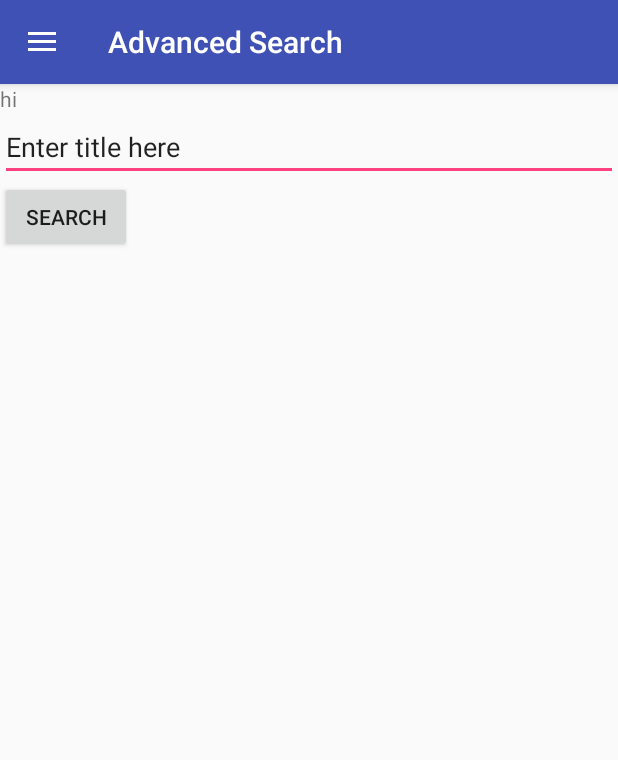
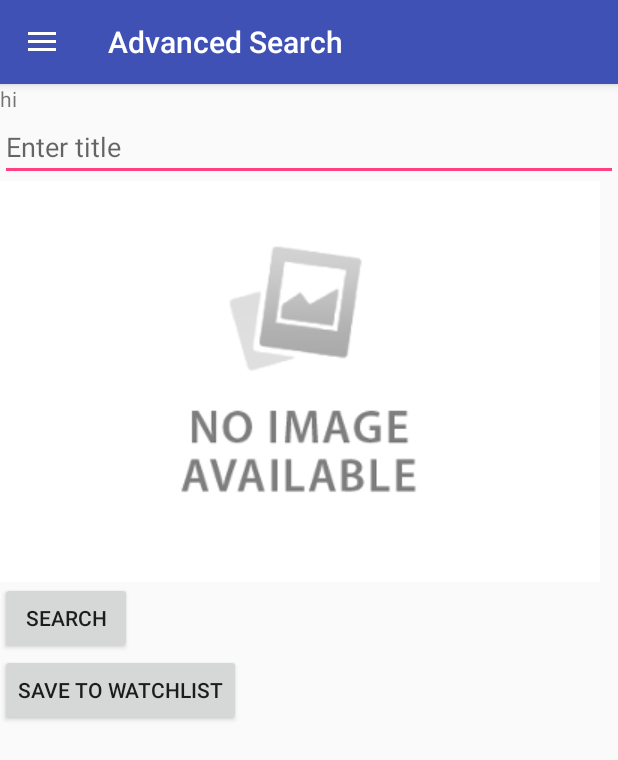
Before and after one commit to danielt105/MovieRecs, an Android app: the screen it shows after launch (MainActivity), on a phone screen of 412 x 824 dp. Shown: the top 760 px of the screen. Run offline under Robolectric (Android 15) with nearby library versions, the phone set to English and light mode, and no system bars; our stand-ins replace Picasso; libraries missing offline, so code that uses them is left out: retrofit2.adapter.rxjava, rx.android.schedulers, rx.schedulers; pictures from the network do not load; 3 statements that could not run were skipped.

Commit message:
Added sqlite db and started the watchlist

```diff
--- a/MovieRecs/app/build.gradle
+++ b/MovieRecs/app/build.gradle
@@ -32,10 +32,12 @@ dependencies {
     compile fileTree(dir: 'libs', include: ['*.jar'])
     testCompile 'junit:junit:4.12'
     compile 'com.android.support:appcompat-v7:23.4.0'
+    compile 'com.android.support:recyclerview-v7:23.3.0'
     compile 'com.android.support:design:23.4.0'
     compile 'com.squareup.retrofit2:retrofit:2.1.0'
     compile 'com.squareup.retrofit2:converter-gson:2.1.0'
     compile 'com.squareup.retrofit2:adapter-rxjava:2.0.2'
     compile 'io.reactivex:rxjava:1.1.6'
     compile 'io.reactivex:rxandroid:1.2.1'
+    compile 'com.squareup.picasso:picasso:2.5.2'
 }
--- /dev/null
+++ b/MovieRecs/app/src/main/java/dltoy/calpoly/edu/movierecs/Api/MovieProvider.java
@@ -0,0 +1,4 @@
+package dltoy.calpoly.edu.movierecs.Api;
+
+public class MovieProvider {
+}
--- a/MovieRecs/app/src/main/java/dltoy/calpoly/edu/movierecs/Fragments/AdvancedSearchFragment.java
+++ b/MovieRecs/app/src/main/java/dltoy/calpoly/edu/movierecs/Fragments/AdvancedSearchFragment.java
@@ -3,13 +3,17 @@ package dltoy.calpoly.edu.movierecs.Fragments;
 import android.os.Bundle;
 import android.support.annotation.Nullable;
 import android.support.v4.app.Fragment;
+import android.support.v4.content.res.ResourcesCompat;
 import android.util.Log;
 import android.view.LayoutInflater;
 import android.view.View;
 import android.view.ViewGroup;
 import android.widget.Button;
 import android.widget.EditText;
+import android.widget.ImageView;
 import android.widget.TextView;
+
+import com.squareup.picasso.Picasso;
 
 import dltoy.calpoly.edu.movierecs.Api.Models.Movie;
 import dltoy.calpoly.edu.movierecs.Api.Models.MovieList;
@@ -28,8 +32,13 @@ public class AdvancedSearchFragment extends Fragment{
     Button searchButton;
     private Observer<MovieList> movieSubscriber;
 
+    //temp stuff for testing
+    ImageView img;
+    Button saveButton;
+    Movie m;
+
     public AdvancedSearchFragment() {
-        movieSubscriber = new Subscriber<MovieList>() {
+        movieSubscriber = new Observer<MovieList>() {
             @Override
             public void onCompleted() {
 
@@ -42,7 +51,10 @@ public class AdvancedSearchFragment extends Fragment{
 
             @Override
             public void onNext(MovieList movies) {
-                saveData(movies.results.get(0).description, movies.results.get(0).title); //purely for testing
+                m = movies.results.get(0);
+                saveData(movies.results.get(0).getDescription(),
+                        movies.results.get(0).getTitle(),
+                        movies.results.get(0).getImagePath()); //purely for testing
             }
         };
     }
@@ -68,17 +80,32 @@ public class AdvancedSearchFragment extends Fragment{
             }
         });
 
+        img = (ImageView) getView().findViewById(R.id.temp_img); //temporary img
+        saveButton = (Button) getView().findViewById(R.id.save_watch);
+        saveButton.setOnClickListener(new View.OnClickListener() {
+            @Override
+            public void onClick(View v) {
+                MainActivity.db.addMovie(m);
+            }
+        });
+
         temp.setText("hi");
-        title.setText("Enter title here");
+        img.setImageDrawable(ResourcesCompat.getDrawable(
+                getResources(), R.drawable.no_image_placeholder, null));
     }
 
-    private void saveData(String data, String data2) {
+    private void saveData(String data, String data2, String data3) {
         temp.setText(data2);
         title.setText(data);
+        Picasso.with(getContext()).load(genURL(data3)).into(img);
+    }
+
+    private String genURL(String base) {
+        return "https://image.tmdb.org/t/p/" + "w300" + base;
     }
 
     private void sendRequest() {
-        MainActivity.apiService.searchByTitle(BuildConfig.apiKey, "Frozen")
+        MainActivity.apiService.searchByTitle(BuildConfig.apiKey, title.getText().toString())
                 .subscribeOn(Schedulers.newThread())
                 .observeOn(AndroidSchedulers.mainThread())
                 .subscribe(movieSubscriber);
--- a/MovieRecs/app/src/main/java/dltoy/calpoly/edu/movierecs/MainActivity.java
+++ b/MovieRecs/app/src/main/java/dltoy/calpoly/edu/movierecs/MainActivity.java
@@ -13,13 +13,16 @@ import android.view.MenuItem;
 
 import dltoy.calpoly.edu.movierecs.Api.MovieApi;
 import dltoy.calpoly.edu.movierecs.Api.MovieClient;
+import dltoy.calpoly.edu.movierecs.Database.DBHandler;
 import dltoy.calpoly.edu.movierecs.Fragments.AdvancedSearchFragment;
+import dltoy.calpoly.edu.movierecs.Fragments.WatchlistFragment;
 
 public class MainActivity extends AppCompatActivity implements NavigationView.OnNavigationItemSelectedListener {
 
     private NavigationView navView;
     private Toolbar toolbar;
     public static MovieApi apiService;
+    public static DBHandler db;
 
 //    private Fragment defaultFragment;
 
@@ -43,6 +46,7 @@ public class MainActivity extends AppCompatActivity implements NavigationView.On
 
         //set up api client
         apiService = MovieClient.getClient().create(MovieApi.class);
+        db = new DBHandler(this);
 
         //set default fragment and switch to it -- home screen
         switchToFragment(R.id.advSearch, R.string.adv_search, new AdvancedSearchFragment());
@@ -63,8 +67,10 @@ public class MainActivity extends AppCompatActivity implements NavigationView.On
             case R.id.home:
                 break;
             case R.id.advSearch:
+                switchToFragment(R.id.advSearch, R.string.adv_search, new AdvancedSearchFragment());
                 break;
             case R.id.watchlist:
+                switchToFragment(R.id.watchlist, R.string.watchlist, new WatchlistFragment());
                 break;
             default:
                 Log.e("Nav drawer selection", "gave id: " + id);
--- a/MovieRecs/app/src/main/res/layout/advanced_search.xml
+++ b/MovieRecs/app/src/main/res/layout/advanced_search.xml
@@ -3,6 +3,13 @@
     android:orientation="vertical"
     android:layout_width="match_parent"
     android:layout_height="match_parent">
+    <ScrollView
+        android:layout_width="match_parent"
+        android:layout_height="wrap_content">
+        <LinearLayout
+            android:layout_width="match_parent"
+            android:layout_height="match_parent"
+            android:orientation="vertical">
             <TextView
                 android:layout_width="match_parent"
                 android:layout_height="wrap_content"
@@ -10,12 +17,23 @@
             <EditText
                 android:layout_width="match_parent"
                 android:layout_height="wrap_content"
+                android:hint="@string/title_hint"
                 android:id="@+id/title_entry"/>
+            <ImageView
+                android:layout_width="wrap_content"
+                android:layout_height="wrap_content"
+                android:id="@+id/temp_img"/>
 
             <Button
                 android:layout_width="wrap_content"
                 android:layout_height="wrap_content"
                 android:id="@+id/search_button"
                 android:text="@string/search"/>
-
+            <Button
+                android:layout_width="wrap_content"
+                android:layout_height="wrap_content"
+                android:id="@+id/save_watch"
+                android:text="@string/save"/>
         </LinearLayout>
+    </ScrollView>
+</LinearLayout>
--- a/MovieRecs/app/src/main/res/values/strings.xml
+++ b/MovieRecs/app/src/main/res/values/strings.xml
@@ -10,4 +10,8 @@
 
     <!--advanced search-->
     <string name="search">Search</string>
+    <string name="title_hint">Enter title</string>
+
+    <!--watchlist-->
+    <string name="save">Save to Watchlist</string>
 </resources>
```
Also changed, not shown: MovieRecs/app/src/main/java/dltoy/calpoly/edu/movierecs/Api/Models/Movie.java (+54 -7 lines), MovieRecs/app/src/main/java/dltoy/calpoly/edu/movierecs/Database/DBHandler.java (added, +120 -0 lines), MovieRecs/app/src/main/java/dltoy/calpoly/edu/movierecs/Fragments/WatchlistAdapter.java (added, +38 -0 lines), MovieRecs/app/src/main/java/dltoy/calpoly/edu/movierecs/Fragments/WatchlistFragment.java (added, +43 -0 lines), MovieRecs/app/src/main/java/dltoy/calpoly/edu/movierecs/Fragments/WatchlistViewHolder.java (added, +58 -0 lines), MovieRecs/app/src/main/java/dltoy/calpoly/edu/movierecs/Fragments/dummyfile.java (deleted, +0 -7 lines), MovieRecs/app/src/main/res/layout/watchlist.xml (added, +11 -0 lines), MovieRecs/app/src/main/res/layout/watchlist_entry.xml (added, +20 -0 lines), MovieRecs/app/src/main/res/drawable/no_image_placeholder.png (added). Lines whose indentation alone changed are shown as unchanged.
